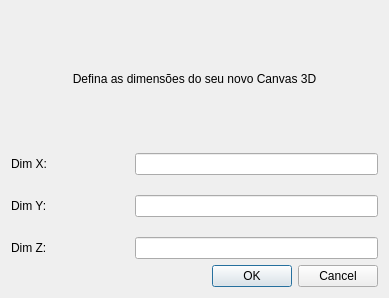
Qt form dialognewcanvas.ui (Atarico/Paint3D) before a commit.
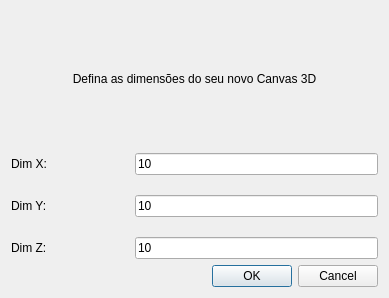
The same form after that commit.

Patch:
```diff
--- a/dialognewcanvas.ui
+++ b/dialognewcanvas.ui
@@ -47,7 +47,11 @@
           </widget>
          </item>
          <item>
-          <widget class="QLineEdit" name="lineEditDimX"/>
+          <widget class="QLineEdit" name="lineEditDimX">
+           <property name="text">
+            <string>10</string>
+           </property>
+          </widget>
          </item>
         </layout>
        </item>
@@ -61,7 +65,11 @@
           </widget>
          </item>
          <item>
-          <widget class="QLineEdit" name="lineEditDimY"/>
+          <widget class="QLineEdit" name="lineEditDimY">
+           <property name="text">
+            <string>10</string>
+           </property>
+          </widget>
          </item>
         </layout>
        </item>
@@ -75,7 +83,11 @@
           </widget>
          </item>
          <item>
-          <widget class="QLineEdit" name="lineEditDimZ"/>
+          <widget class="QLineEdit" name="lineEditDimZ">
+           <property name="text">
+            <string>10</string>
+           </property>
+          </widget>
          </item>
         </layout>
        </item>
```
